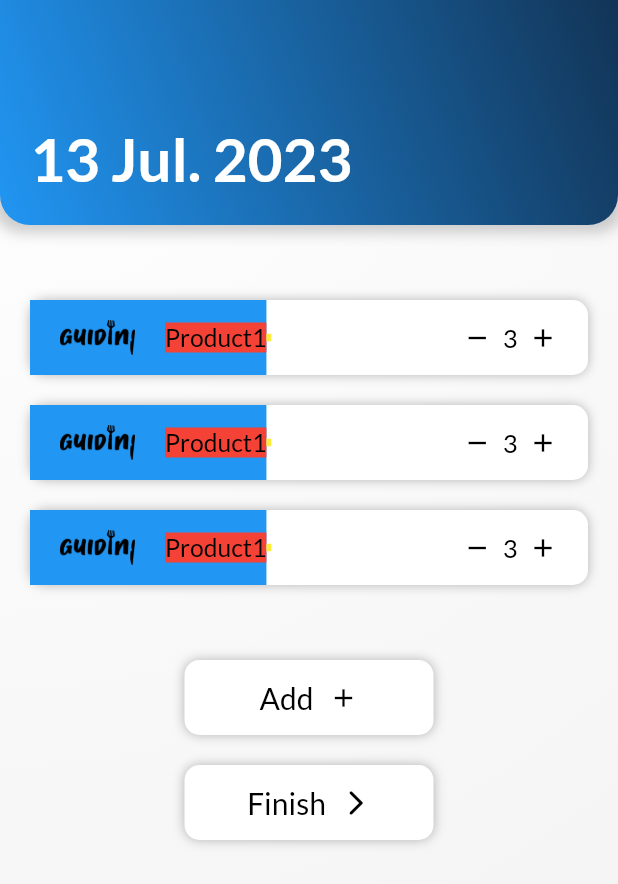
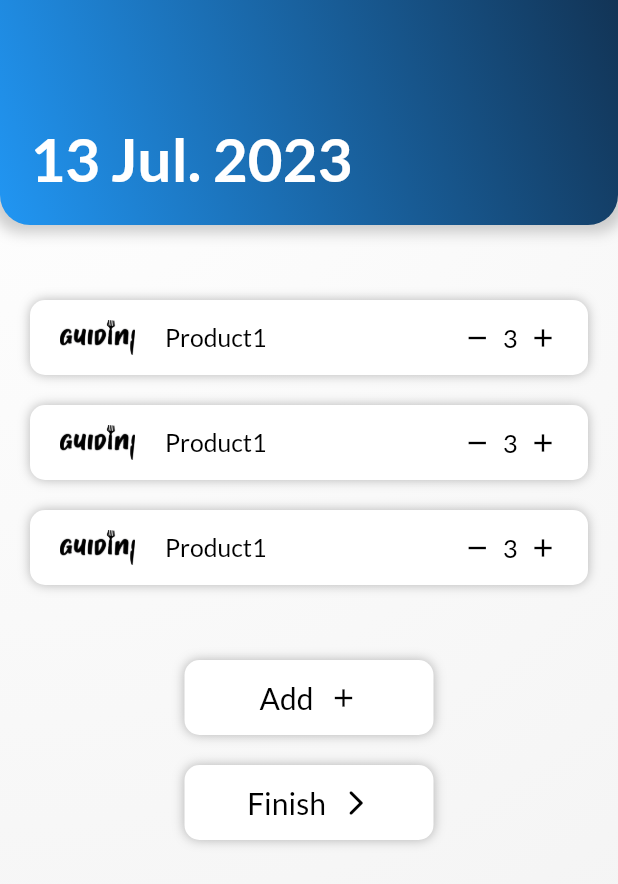
Before and after one commit to OussemaZaier/guidini, a Flutter app: the Old_Cart_Detail screen opened directly, on a phone screen of 412 x 824 dp. Shown: the top 884 px of the screen. Run offline on Flutter 3.47's test engine with Material 2 defaults, Android fonts, the phone set to English and light mode, and no system bars; our stand-ins replace blur, dio, flutter_snake_navigationbar, get, image_picker, intro_slider and 2 more; missing offline and left inert: dart:ffi, jwt_decode; generated files the repository leaves out were written again; network calls fail.

Commit message:
Fixed product card again

```diff
--- a/lib/Screens/Inventory_init_show/productCard.dart
+++ b/lib/Screens/Inventory_init_show/productCard.dart
@@ -71,8 +71,6 @@ class _productCardState extends State<productCard> {
           mainAxisAlignment: MainAxisAlignment.start,
           children: [
             Container(
-              color: Colors.blue,
-
               // width: widget.quantity == -1 ? 250 : 220,
               // width: MediaQuery.of(context).size.width * 0.8,
               child: Row(
@@ -91,7 +89,6 @@ class _productCardState extends State<productCard> {
                   Padding(
                     padding: const EdgeInsets.only(top: 15.0, bottom: 15.0),
                     child: Container(
-                      color: Colors.red,
                       constraints: BoxConstraints(maxWidth: 135),
 
                       // width: MediaQuery.of(context).size.width * 0.32,
@@ -112,8 +109,7 @@ class _productCardState extends State<productCard> {
             ),
             if (widget.quantity != -1)
               Container(
-                color: Colors.yellow,
-                // width: 50,
+                width: 50,
                 height: 5,
                 child: Text(
                   widget.text2,
```
